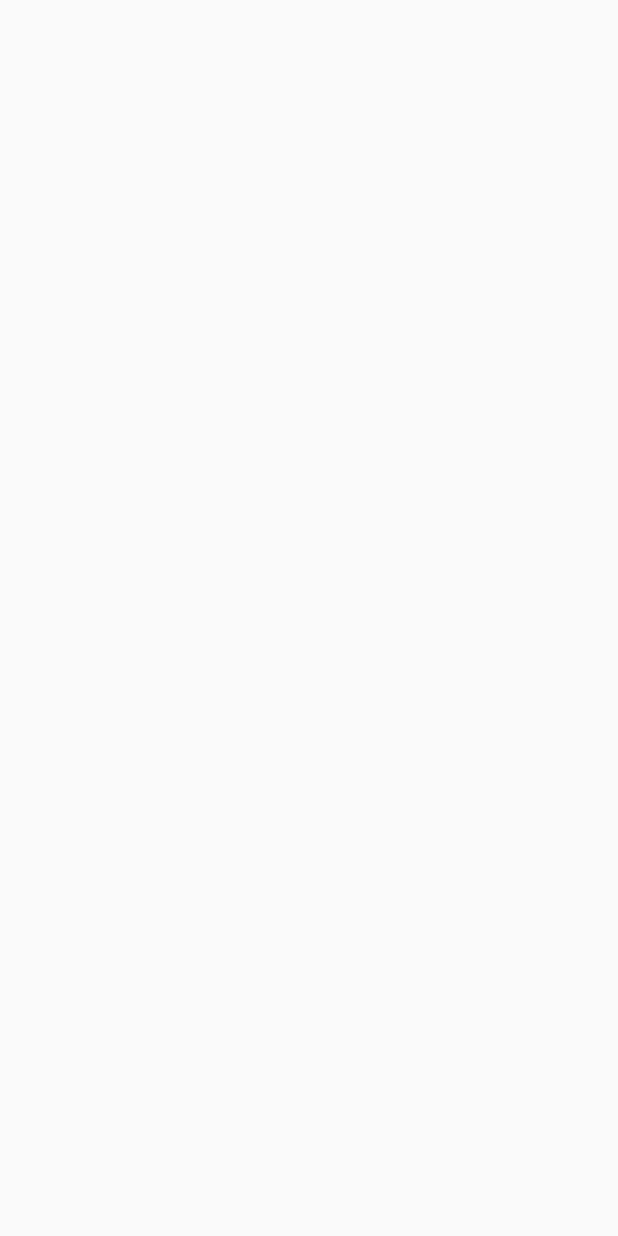
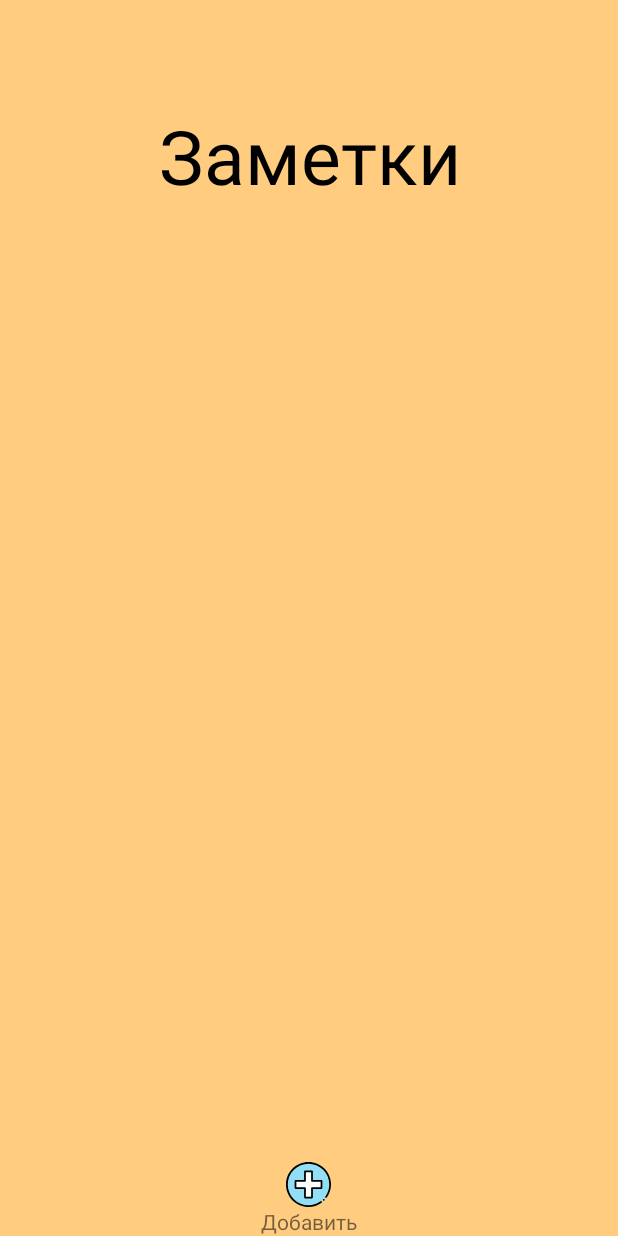
Before and after one commit to dgmedvedev/NewProject, an Android app: the screen it shows after launch (ProjectActivity), on a phone screen of 412 x 824 dp. Before the commit the screen is empty. Run offline under Robolectric (Android 15) with nearby library versions, the phone set to English and light mode, and no system bars.

Commit message:
Recycler, Main Activity, item notes

```diff
--- a/app/build.gradle
+++ b/app/build.gradle
@@ -31,4 +31,5 @@ dependencies {
     testImplementation 'junit:junit:4.12'
     androidTestImplementation 'androidx.test:runner:1.2.0'
     androidTestImplementation 'androidx.test.espresso:espresso-core:3.2.0'
+    implementation 'androidx.recyclerview:recyclerview:1.0.0'
 }
--- /dev/null
+++ b/app/src/main/res/drawable/ic_add.xml
@@ -0,0 +1,8 @@
+<vector android:height="30dp" android:viewportHeight="512"
+    android:viewportWidth="512.00006" android:width="30dp" xmlns:android="http://schemas.android.com/apk/res/android">
+    <path android:fillColor="#91def5" android:pathData="m502.004,256c0,135.863 -110.141,246.004 -246.004,246.004s-246,-110.141 -246,-246.004 110.137,-246 246,-246 246.004,110.137 246.004,246zM502.004,256"/>
+    <path android:fillColor="#fff" android:pathData="m404,216h-108v-108h-80v108h-108v80h108v108h80v-108h108zM404,216"/>
+    <path android:fillColor="#FF000000" android:pathData="m296,414h-80c-5.523,0 -10,-4.477 -10,-10v-98h-98c-5.523,0 -10,-4.477 -10,-10v-80c0,-5.523 4.477,-10 10,-10h98v-98c0,-5.523 4.477,-10 10,-10h80c5.523,0 10,4.477 10,10v98h98c5.523,0 10,4.477 10,10v80c0,5.523 -4.477,10 -10,10h-98v98c0,5.523 -4.477,10 -10,10zM226,394h60v-98c0,-5.523 4.477,-10 10,-10h98v-60h-98c-5.523,0 -10,-4.477 -10,-10v-98h-60v98c0,5.523 -4.477,10 -10,10h-98v60h98c5.523,0 10,4.477 10,10zM226,394"/>
+    <path android:fillColor="#FF000000" android:pathData="m255.938,512c-6.531,0 -13.07,-0.25 -19.621,-0.75 -60.836,-4.664 -118.133,-31.027 -161.336,-74.227 -48.352,-48.355 -74.98,-112.641 -74.98,-181.023 0,-68.379 26.629,-132.668 74.98,-181.02 48.352,-48.352 112.641,-74.98 181.02,-74.98 68.383,0 132.668,26.629 181.023,74.98 43.199,43.203 69.563,100.5 74.227,161.336 4.613,60.176 -12.145,120.156 -47.184,168.898 -3.223,4.484 -9.473,5.504 -13.957,2.281s-5.504,-9.473 -2.281,-13.957c67.727,-94.207 57.234,-222.23 -24.949,-304.418 -92.016,-92.016 -241.738,-92.016 -333.754,0 -92.02,92.02 -92.02,241.738 0,333.758 82.184,82.18 210.207,92.676 304.418,24.945 4.484,-3.223 10.73,-2.199 13.957,2.285 3.223,4.484 2.199,10.73 -2.285,13.957 -43.438,31.227 -95.805,47.934 -149.277,47.934zM255.938,512"/>
+    <path android:fillColor="#FF000000" android:pathData="m429.953,439.953c-2.633,0 -5.211,-1.07 -7.07,-2.93 -1.859,-1.863 -2.93,-4.441 -2.93,-7.07 0,-2.633 1.07,-5.211 2.93,-7.07 1.859,-1.859 4.438,-2.93 7.07,-2.93 2.629,0 5.207,1.07 7.07,2.93 1.859,1.859 2.93,4.438 2.93,7.07 0,2.629 -1.07,5.207 -2.93,7.07 -1.863,1.859 -4.441,2.93 -7.07,2.93zM429.953,439.953"/>
+</vector>
--- a/app/src/main/res/layout/activity_project.xml
+++ b/app/src/main/res/layout/activity_project.xml
@@ -1,7 +1,48 @@
 <?xml version="1.0" encoding="utf-8"?>
-<LinearLayout xmlns:android="http://schemas.android.com/apk/res/android"
-              android:orientation="vertical"
-              android:layout_width="match_parent"
-              android:layout_height="match_parent">
+<RelativeLayout xmlns:android="http://schemas.android.com/apk/res/android"
+    android:layout_width="match_parent"
+    android:layout_height="match_parent"
+    android:background="@color/backgroundApp"
+    android:orientation="vertical">
 
-</LinearLayout>
+    <TextView
+        android:id="@+id/titleTxtView"
+        android:layout_width="match_parent"
+        android:layout_height="wrap_content"
+        android:layout_marginTop="70dp"
+        android:gravity="center"
+        android:text="@string/notes_name_app"
+        android:textColor="@color/nameApp"
+        android:textSize="50sp" />
+
+    <androidx.recyclerview.widget.RecyclerView
+        android:id="@+id/recyclerView"
+        android:layout_width="wrap_content"
+        android:layout_height="wrap_content"
+        android:layout_below="@+id/titleTxtView">
+
+    </androidx.recyclerview.widget.RecyclerView>
+
+    <LinearLayout
+        android:layout_width="match_parent"
+        android:layout_height="wrap_content"
+        android:layout_alignParentBottom="true"
+        android:gravity="center_horizontal"
+        android:orientation="vertical">
+
+        <ImageView
+            android:id="@+id/addButton"
+            android:layout_width="wrap_content"
+            android:layout_height="wrap_content"
+            android:src="@drawable/ic_add" />
+
+        <TextView
+            android:id="@+id/addTxtView"
+            android:layout_width="match_parent"
+            android:layout_height="wrap_content"
+            android:foregroundGravity="center_vertical"
+            android:gravity="center_horizontal"
+            android:text="@string/add_txt_view" />
+
+    </LinearLayout>
+</RelativeLayout>
--- a/app/src/main/res/values/colors.xml
+++ b/app/src/main/res/values/colors.xml
@@ -3,4 +3,7 @@
     <color name="colorPrimary">#008577</color>
     <color name="colorPrimaryDark">#00574B</color>
     <color name="colorAccent">#D81B60</color>
+    <color name="backgroundApp">#FFCC80</color>
+    <color name="nameApp">#000000</color>
+    <color name="itemNoApprove">#F359AC</color>
 </resources>
--- a/app/src/main/res/values/strings.xml
+++ b/app/src/main/res/values/strings.xml
@@ -1,3 +1,5 @@
 <resources>
     <string name="app_name">Project</string>
+    <string name="notes_name_app">Заметки</string>
+    <string name="add_txt_view">Добавить</string>
 </resources>
```
Also changed, not shown: app/src/main/res/layout/details_activity.xml (added, +7 -0 lines), app/src/main/res/layout/edit_activity.xml (added, +7 -0 lines), app/src/main/res/layout/item_notes.xml (added, +31 -0 lines).
